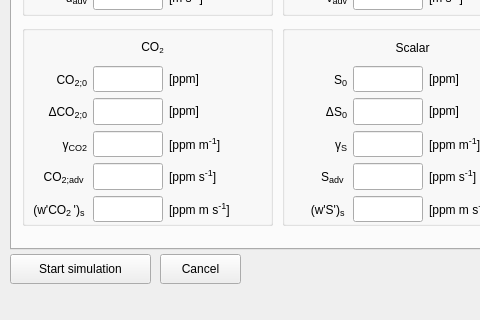
First picture: the form in mainwindow.ui, repository classmodel/modelgui, before the edit; both pictures show x 0 to 480 and y 310 to 630 of the 725 by 630 pixel window.
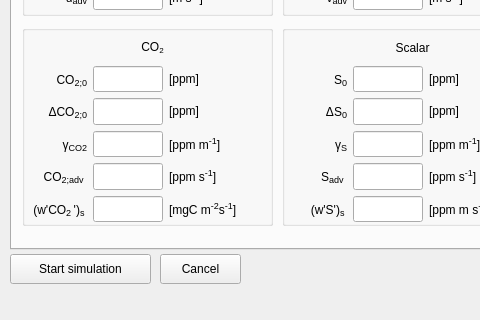
Second picture: the form after the edit. The open tabs and pages were chosen to show the change.

Commit message: Changed all input and output CO2 fluxes to mgCO2 m-2s-1. Conversion done at (1) reading from interface and (2) saving output, model itself operates on ppm

```diff
--- a/mainwindow.ui
+++ b/mainwindow.ui
@@ -3046,7 +3046,7 @@
            <string/>
           </property>
           <property name="text">
-           <string>&lt;html&gt;[ppm m s&lt;span style=&quot;font-size: 14px; vertical-align:super;&quot;&gt;-1&lt;/span&gt;]&lt;/html&gt;</string>
+           <string>&lt;html&gt;[mgC m&lt;span style=&quot;font-size: 14px; vertical-align:super;&quot;&gt;-2&lt;/span&gt;s&lt;span style=&quot;font-size: 14px; vertical-align:super;&quot;&gt;-1&lt;/span&gt;]&lt;/html&gt;</string>
           </property>
           <property name="alignment">
            <set>Qt::AlignLeading|Qt::AlignLeft|Qt::AlignVCenter</set>
```
The commit also changes 3 other files.
